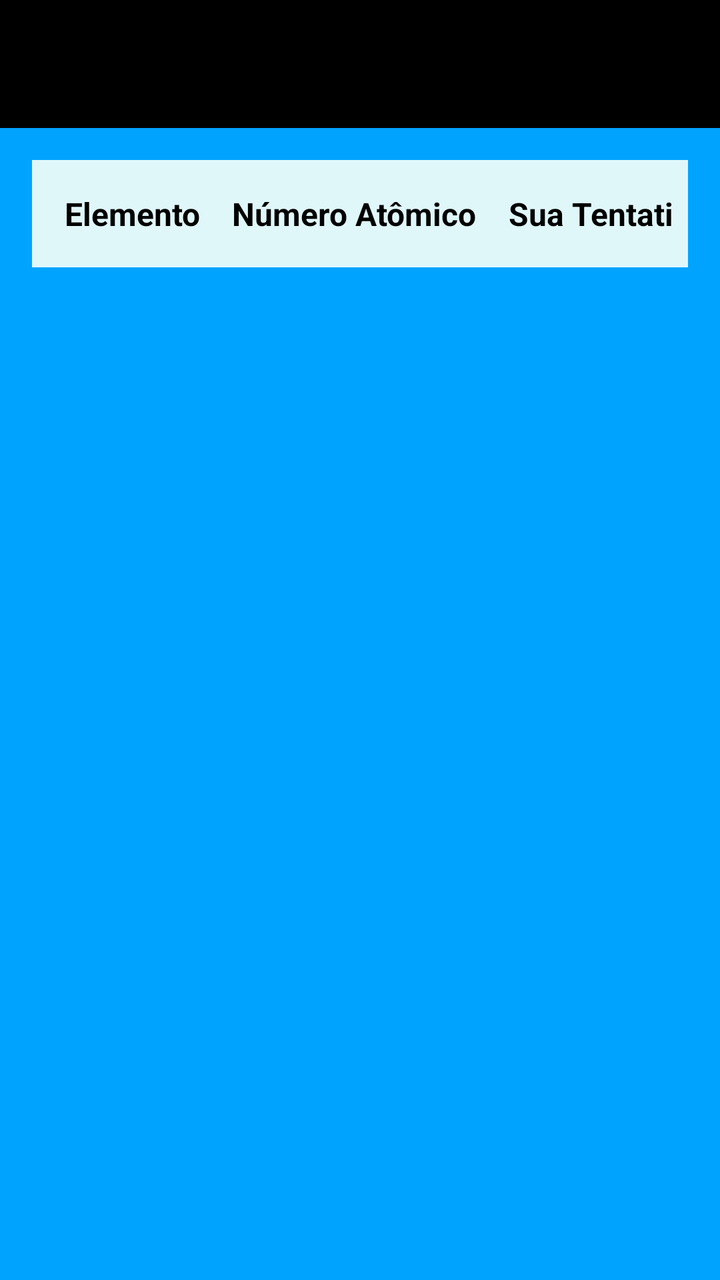
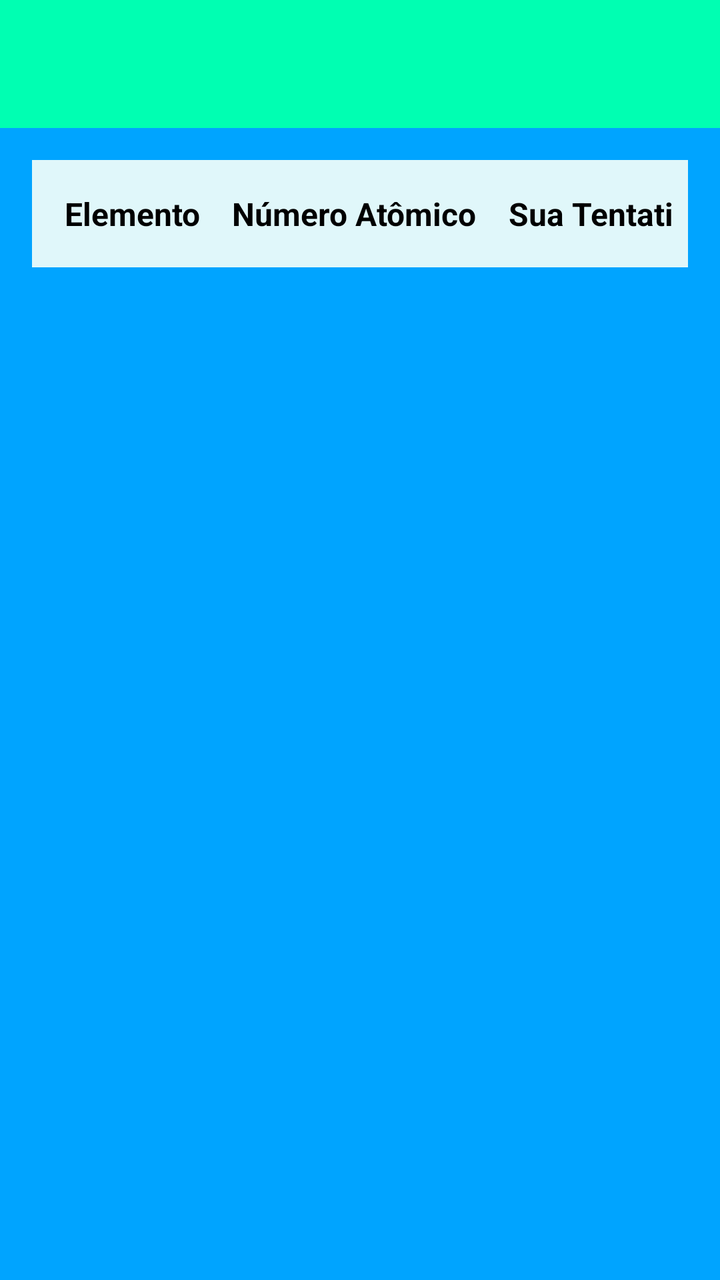

An Android layout rendered at two revisions. The XML below is the earlier revision; the diff shows what the commit changed to produce the second picture.
<!-- AndroidManifest.xml: application theme Theme.ErmesonBalbinotAndrade -->
<!-- res/layout/activity_resultado.xml -->
<?xml version="1.0" encoding="utf-8"?>
<androidx.coordinatorlayout.widget.CoordinatorLayout xmlns:android="http://schemas.android.com/apk/res/android"
    android:layout_width="match_parent"
    android:layout_height="match_parent"
    xmlns:app="http://schemas.android.com/apk/res-auto"
    android:background="@color/azul">

    <androidx.appcompat.widget.Toolbar
        android:id="@+id/toolbar"
        android:layout_width="match_parent"
        android:layout_height="wrap_content"
        android:background="@color/black"
        android:theme="@style/ThemeOverlay.AppCompat.Dark.ActionBar"
        android:elevation="4dp"
        app:subtitleTextColor="@color/black"/>

    <ScrollView
        android:layout_width="match_parent"
        android:layout_height="match_parent"
        android:layout_marginTop="?attr/actionBarSize"
        android:padding="8dp">

        <LinearLayout
            android:layout_width="match_parent"
            android:layout_height="wrap_content"
            android:orientation="vertical">

            <TableLayout
                android:id="@+id/tableLayoutGabarito"
                android:layout_width="match_parent"
                android:layout_height="wrap_content"
                android:stretchColumns="1"
                android:background="@color/branco_azul"
                android:showDividers="middle"
                android:padding="4dp"
                android:layout_margin="8dp">

                <TableRow
                    android:padding="4dp">

                    <TextView
                        android:text="Elemento"
                        android:layout_margin="8dp"
                        android:textStyle="bold"
                        android:textSize="16sp"
                        android:textColor="@color/black"
                        android:gravity="center" />

                    <TextView
                        android:text="Número Atômico"
                        android:layout_margin="8dp"
                        android:textStyle="bold"
                        android:textSize="16sp"
                        android:textColor="@color/black"
                        android:gravity="center" />

                    <TextView
                        android:text="Sua Tentativa"
                        android:layout_margin="8dp"
                        android:textStyle="bold"
                        android:textSize="16sp"
                        android:textColor="@color/black"
                        android:gravity="center" />

                    <TextView
                        android:text="Resultado"
                        android:layout_margin="8dp"
                        android:textStyle="bold"
                        android:textSize="16sp"
                        android:textColor="@color/black"
                        android:gravity="center" />
                </TableRow>
            </TableLayout>

        </LinearLayout>
    </ScrollView>

</androidx.coordinatorlayout.widget.CoordinatorLayout>
<!-- resources referenced by this layout -->
<resources>
  <color name="azul">#00A4FF</color>
  <color name="black">#FF000000</color>
  <color name="branco_azul">#E0F7FA</color>
  <style name="Theme.ErmesonBalbinotAndrade" parent="Base.Theme.ErmesonBalbinotAndrade" />
  <style name="Base.Theme.ErmesonBalbinotAndrade" parent="Theme.Material3.DayNight.NoActionBar">
          
          
      </style>
</resources>

<!-- the commit's change to res/layout/activity_resultado.xml (unified diff, before → after) -->
@@ -9,9 +9,10 @@
         android:id="@+id/toolbar"
         android:layout_width="match_parent"
         android:layout_height="wrap_content"
-        android:background="@color/black"
+        android:background="@color/green"
         android:theme="@style/ThemeOverlay.AppCompat.Dark.ActionBar"
         android:elevation="4dp"
+        app:titleTextColor="@color/black"
         app:subtitleTextColor="@color/black"/>
 
     <ScrollView
<!-- resource entries referenced after the edit -->
@@ -3,6 +3,7 @@
   <color name="azul">#00A4FF</color>
   <color name="black">#FF000000</color>
   <color name="branco_azul">#E0F7FA</color>
+  <color name="green">#00FFB2</color>
   <style name="Theme.ErmesonBalbinotAndrade" parent="Base.Theme.ErmesonBalbinotAndrade" />
   <style name="Base.Theme.ErmesonBalbinotAndrade" parent="Theme.Material3.DayNight.NoActionBar">
           
